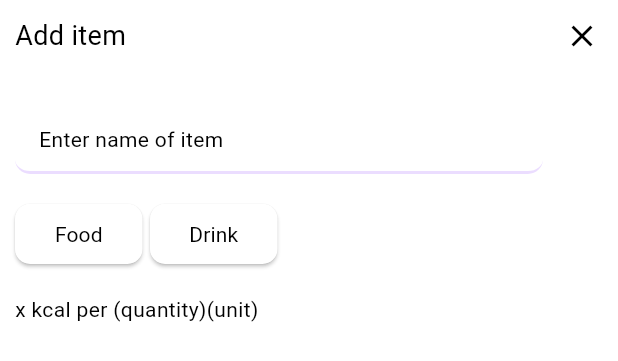
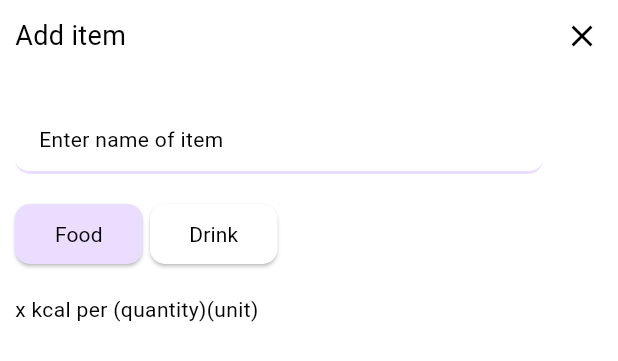
Before and after one commit to smstone0/Caloric, a Flutter app: the InputCard widget shown alone on an empty page, opened directly with empty values, after a tap on "Food", on a phone screen of 412 x 824 dp. Shown: the top 361 px of the screen. Run offline on Flutter 3.47's test engine with Material 2 defaults, Android fonts, the phone set to English and light mode, and no system bars; our stand-ins replace sqflite; accounts and stored records are empty.

Commit message:
Colour button on food/drink select

```diff
--- a/lib/pages/nutrition_input_page.dart
+++ b/lib/pages/nutrition_input_page.dart
@@ -81,25 +81,9 @@ class InputCard extends StatelessWidget {
               onSubmitted: (value) {},
             ),
           ),
-          Padding(
-            padding: const EdgeInsets.only(bottom: 20),
-            child: Row(
-              children: [
-                CustomButton(
-                    widget: const Text("Food"),
-                    onPressed: () {},
-                    colour: Colors.white,
-                    height: 40,
-                    width: 85),
-                const SizedBox(width: 5),
-                CustomButton(
-                    widget: const Text("Drink"),
-                    onPressed: () {},
-                    colour: Colors.white,
-                    height: 40,
-                    width: 85)
-              ],
-            ),
+          const Padding(
+            padding: EdgeInsets.only(bottom: 20),
+            child: ButtonRow(),
           ),
           Padding(
             padding: const EdgeInsets.only(bottom: 20),
@@ -112,3 +96,60 @@ class InputCard extends StatelessWidget {
     );
   }
 }
+
+class ButtonRow extends StatefulWidget {
+  const ButtonRow({
+    super.key,
+  });
+
+  @override
+  State<ButtonRow> createState() => _ButtonRowState();
+}
+
+class _ButtonRowState extends State<ButtonRow> {
+  late NutType type;
+  bool foodClick = false;
+  bool drinkClick = false;
+
+  Color clickColour(bool click) {
+    if (click) {
+      return Theme.of(context).primaryColor;
+    }
+    return Colors.white;
+  }
+
+  @override
+  Widget build(BuildContext context) {
+    Color foodColour = clickColour(foodClick);
+    Color drinkColour = clickColour(drinkClick);
+    return Row(
+      children: [
+        CustomButton(
+            widget: const Text("Food"),
+            onPressed: () {
+              setState(() {
+                foodClick = true;
+                drinkClick = false;
+                type = NutType.food;
+              });
+            },
+            colour: foodColour,
+            height: 40,
+            width: 85),
+        const SizedBox(width: 5),
+        CustomButton(
+            widget: const Text("Drink"),
+            onPressed: () {
+              setState(() {
+                drinkClick = true;
+                foodClick = false;
+                type = NutType.drink;
+              });
+            },
+            colour: drinkColour,
+            height: 40,
+            width: 85)
+      ],
+    );
+  }
+}
```
